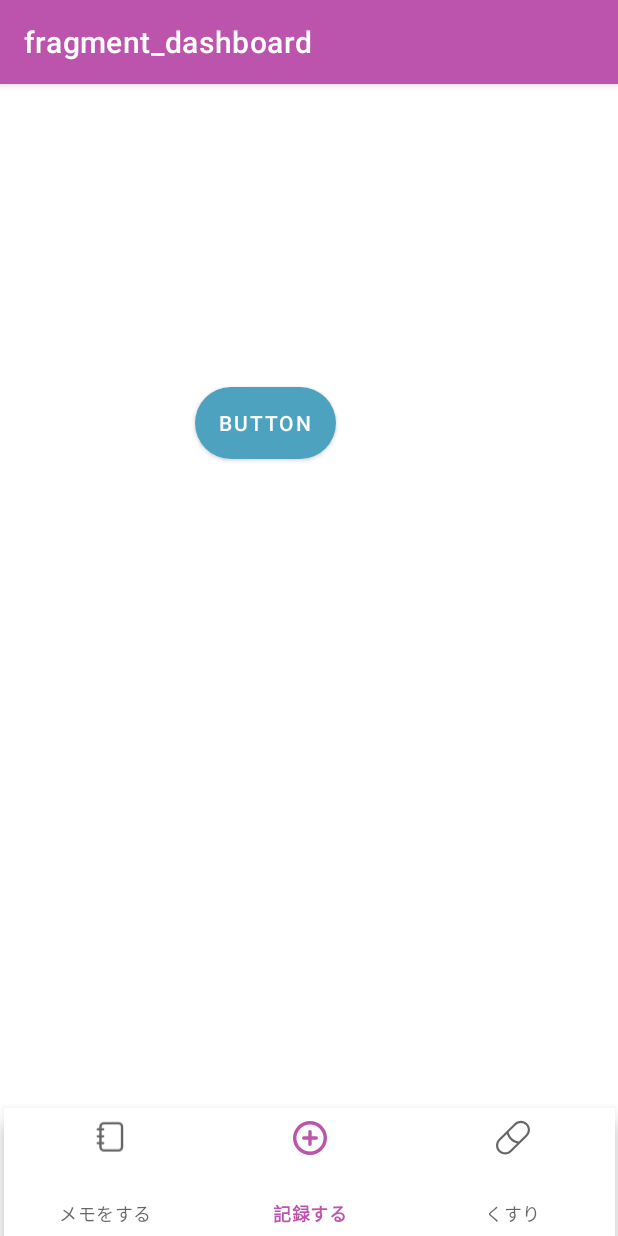
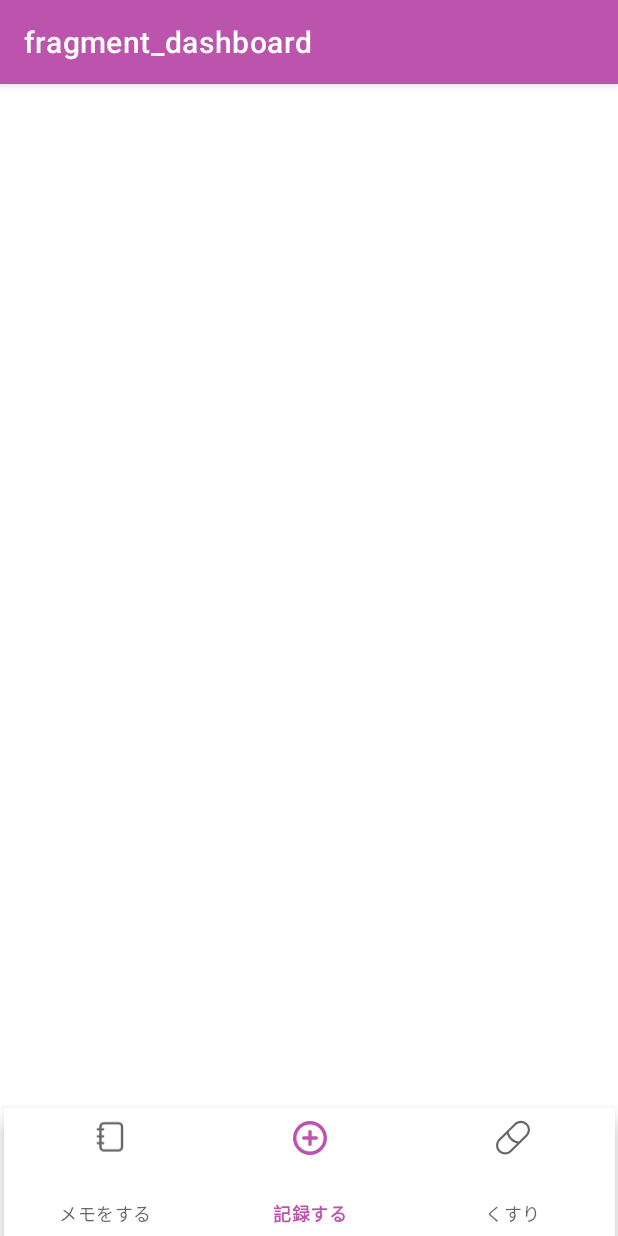
Before and after one commit to riverb00k/yao, an Android app: the DashboardFragment screen opened through its navigation route, on a phone screen of 412 x 824 dp. Run offline under Robolectric (Android 15) with nearby library versions, the phone set to English and light mode, and no system bars; our stand-ins replace navigation-ui.

Commit message:
ダッシュボードのボタンの変更を消去

```diff
--- a/app/src/main/res/layout/fragment_dashboard.xml
+++ b/app/src/main/res/layout/fragment_dashboard.xml
@@ -6,16 +6,5 @@
     android:layout_height="match_parent"
     tools:context=".ui.dashboard.DashboardFragment">
 
-    <Button
-        android:id="@+id/button"
-        android:layout_width="wrap_content"
-        android:layout_height="wrap_content"
-        android:layout_marginStart="130dp"
-        android:layout_marginLeft="130dp"
-        android:layout_marginTop="146dp"
-        android:background="@drawable/button_shape3"
-        app:backgroundTint="@color/ao"
-        android:text="Button"
-        app:layout_constraintStart_toStartOf="parent"
-        app:layout_constraintTop_toTopOf="parent" />
+
 </androidx.constraintlayout.widget.ConstraintLayout>
```
